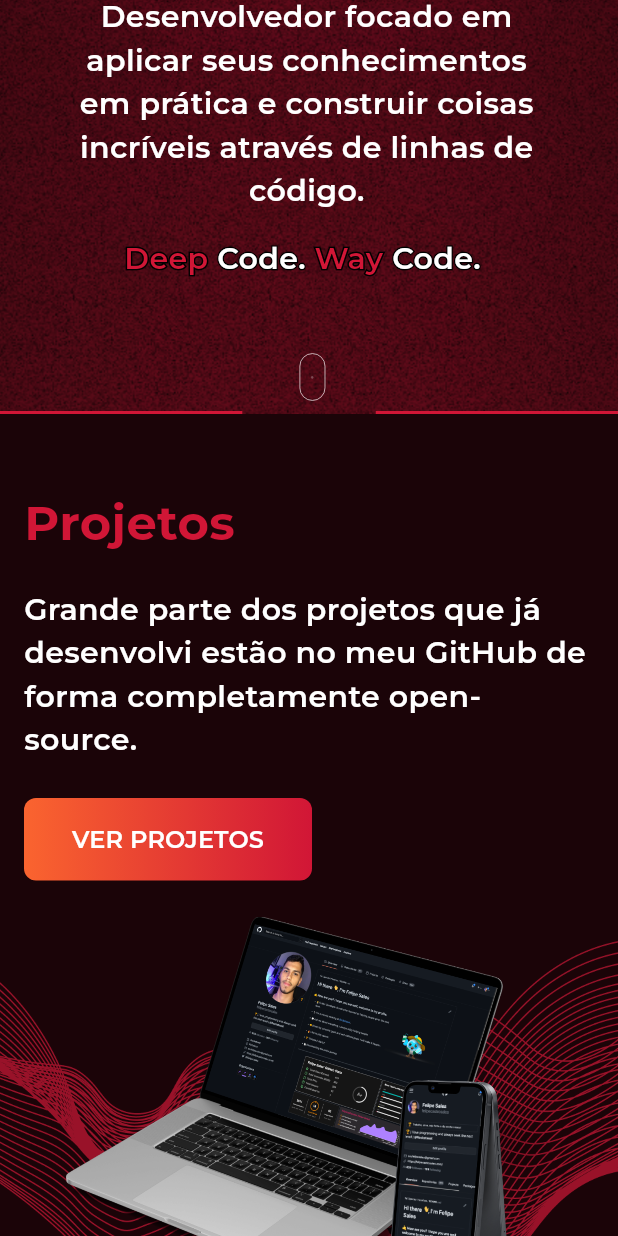
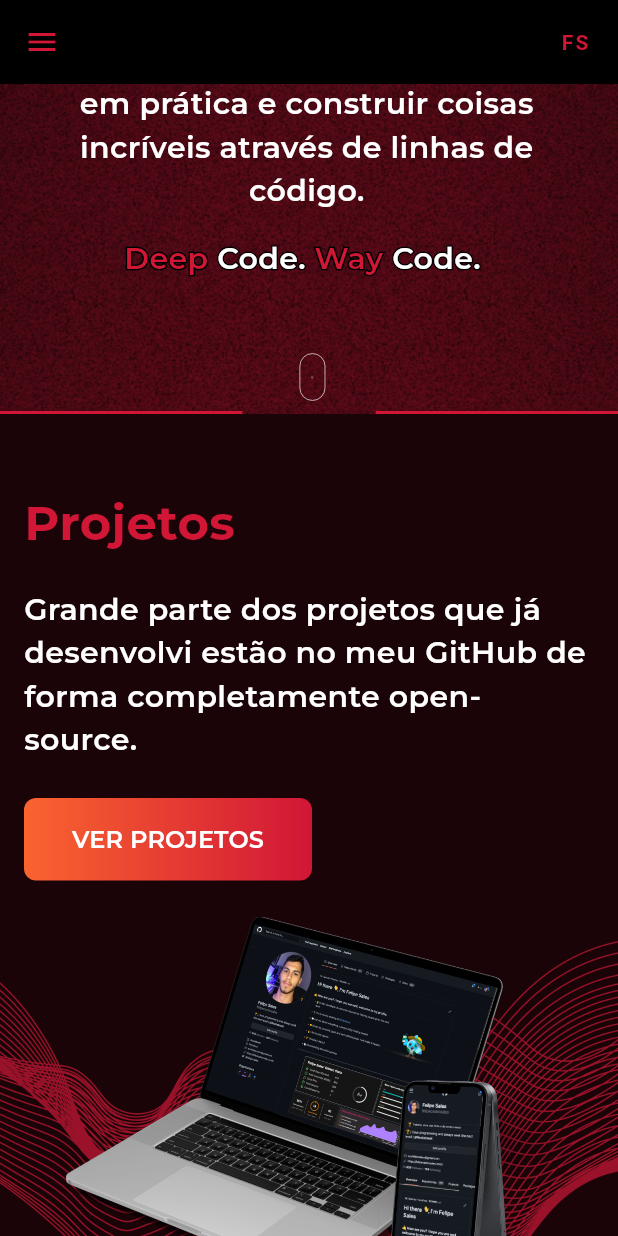
Before and after one commit to felipecastrosales/site, a Flutter app: the screen it shows after launch, scrolled down 576 dp, on a phone screen of 412 x 824 dp. Run offline on Flutter 3.47's test engine with Material 2 defaults, Android fonts, the phone set to English and light mode, and no system bars; our stand-ins replace auto_size_text, flutter_svg, google_fonts, lottie, url_strategy.

Commit message:
chore: put CustomAppBar fixed on top

```diff
--- a/lib/app/features/home/home_page.dart
+++ b/lib/app/features/home/home_page.dart
@@ -26,13 +26,13 @@ class HomePage extends StatelessWidget {
           drawer: constraints.maxWidth < Breakpoints.appBar
               ? CustomDrawer(pageController)
               : null,
+          appBar: const CustomAppBar(),
           body: Align(
             alignment: Alignment.topCenter,
             // child: ConstrainedBox(
             // constraints: const BoxConstraints(maxWidth: 600),
             child: ListView(
               children: const [
-                CustomAppBar(),
                 Presentation(),
                 Projects(),
                 Experience(),
--- a/lib/app/widgets/appbar/custom_app_bar.dart
+++ b/lib/app/widgets/appbar/custom_app_bar.dart
@@ -4,8 +4,11 @@ import 'package:site/app/core/responsive/breakpoints.dart';
 
 import 'appbar.dart';
 
-class CustomAppBar extends StatelessWidget {
+class CustomAppBar extends StatelessWidget with PreferredSizeWidget {
   const CustomAppBar({super.key});
+
+  @override
+  Size get preferredSize => const Size.fromHeight(kToolbarHeight);
 
   @override
   Widget build(BuildContext context) {
```
